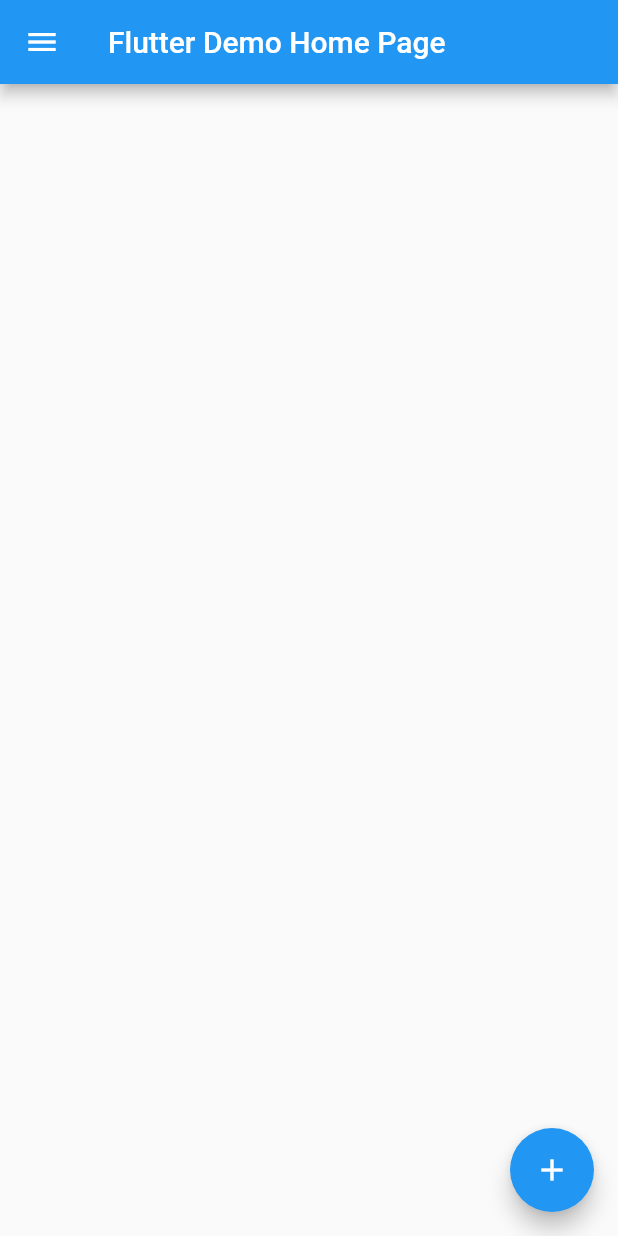
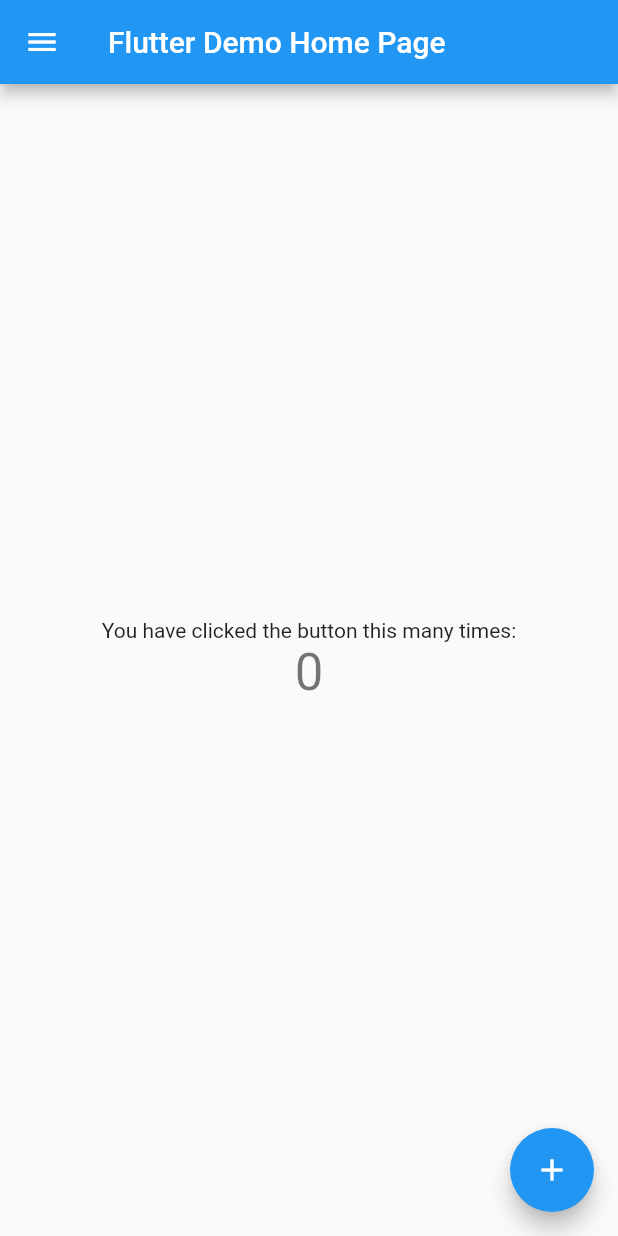
Before and after one commit to electyrion/pbp-flutter-tutorial, a Flutter app: the screen it shows after launch, on a phone screen of 412 x 824 dp. Run offline on Flutter 3.47's test engine with Material 2 defaults, Android fonts, the phone set to English and light mode, and no system bars.

Commit message:
fix missing counter view

```diff
--- a/lib/main.dart
+++ b/lib/main.dart
@@ -83,6 +83,36 @@ class _MyHomePageState extends State<MyHomePage> {
             ],
           ),
         ),
+      body: Center(
+        // Center is a layout widget. It takes a single child and positions it
+        // in the middle of the parent.
+        child: Column(
+          // Column is also a layout widget. It takes a list of children and
+          // arranges them vertically. By default, it sizes itself to fit its
+          // children horizontally, and tries to be as tall as its parent.
+          //
+          // Invoke "debug painting" (press "p" in the console, choose the
+          // "Toggle Debug Paint" action from the Flutter Inspector in Android
+          // Studio, or the "Toggle Debug Paint" command in Visual Studio Code)
+          // to see the wireframe for each widget.
+          //
+          // Column has various properties to control how it sizes itself and
+          // how it positions its children. Here we use mainAxisAlignment to
+          // center the children vertically; the main axis here is the vertical
+          // axis because Columns are vertical (the cross axis would be
+          // horizontal).
+          mainAxisAlignment: MainAxisAlignment.center,
+          children: <Widget>[
+            const Text(
+              'You have clicked the button this many times:',
+            ),
+            Text(
+              '$_counter',
+              style: Theme.of(context).textTheme.headline4,
+            ),
+          ],
+        ),
+      ),
       floatingActionButton: FloatingActionButton(
         onPressed: _incrementCounter,
         tooltip: 'Increment',
```
